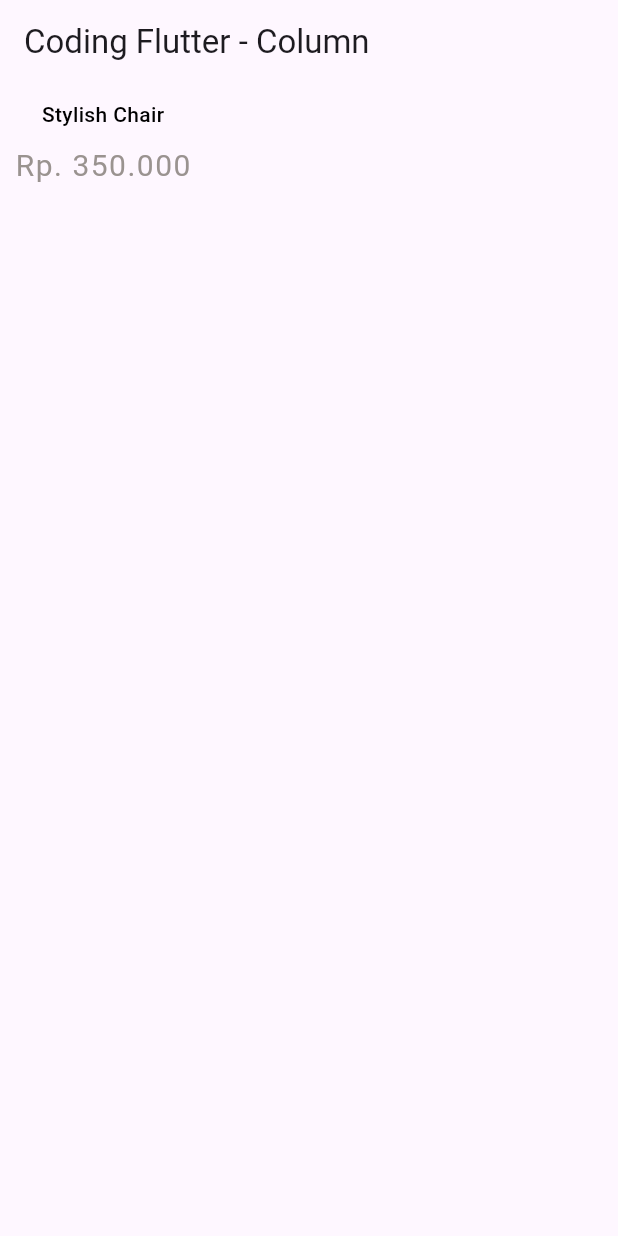
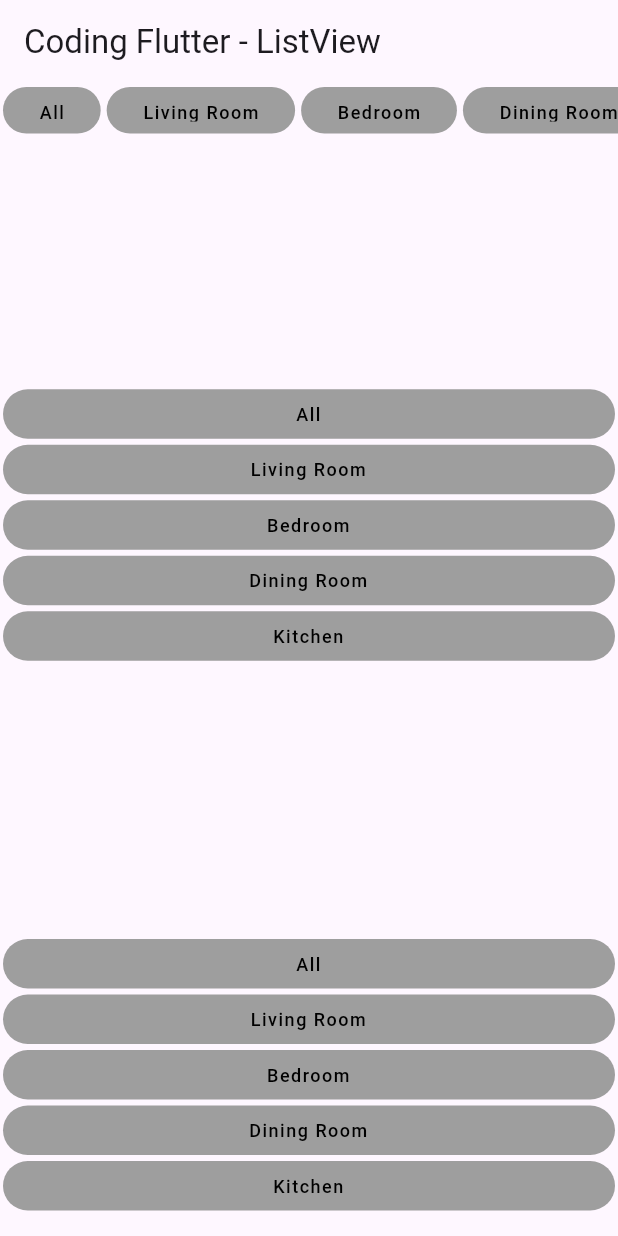
Before and after one commit to khanifzyen/project_pertama, a Flutter app: the screen it shows after launch, on a phone screen of 412 x 824 dp. Run offline on Flutter 3.47's test engine with Material 3 defaults, Android fonts, the light colour scheme and no system bars.

Commit message:
add row, listview

```diff
--- /dev/null
+++ b/lib/lessons/listview.dart
@@ -0,0 +1,94 @@
+import 'package:flutter/material.dart';
+
+class MyListView extends StatelessWidget {
+  MyListView({super.key});
+
+  final List<String> categories = [
+    "All",
+    "Living Room",
+    "Bedroom",
+    "Dining Room",
+    "Kitchen"
+  ];
+
+  @override
+  Widget build(BuildContext context) {
+    return Scaffold(
+      appBar: AppBar(
+        title: const Text("Coding Flutter - ListView"),
+      ),
+      body: Column(
+        mainAxisAlignment: MainAxisAlignment.spaceBetween,
+        children: [
+          SizedBox(
+            height: 35,
+            child: CustomListView(
+              categories: categories,
+              scrollDirection: Axis.horizontal,
+            ),
+          ),
+          SizedBox(
+            height: 200,
+            child: CustomListView(
+              categories: categories,
+              scrollDirection: Axis.vertical,
+            ),
+          ),
+          SizedBox(
+            height: 200,
+            child: CustomListView(
+              categories: categories,
+              scrollDirection: Axis.vertical,
+            ),
+          ),
+        ],
+      ),
+    );
+  }
+}
+
+class CustomListView extends StatelessWidget {
+  const CustomListView({
+    super.key,
+    required this.categories,
+    required this.scrollDirection,
+  });
+
+  final List<String> categories;
+  final Axis scrollDirection;
+
+  @override
+  Widget build(BuildContext context) {
+    return ListView(
+      scrollDirection: scrollDirection,
+      children: List.generate(
+        categories.length,
+        (index) {
+          return GestureDetector(
+            onTap: () {},
+            child: AnimatedContainer(
+              duration: const Duration(milliseconds: 150),
+              decoration: BoxDecoration(
+                borderRadius: BorderRadius.circular(20),
+                color: Colors.grey,
+              ),
+              padding: const EdgeInsets.symmetric(
+                horizontal: 24,
+                vertical: 8,
+              ),
+              margin: const EdgeInsets.symmetric(horizontal: 2, vertical: 2),
+              child: Text(categories[index],
+                  textAlign: TextAlign.center,
+                  style: const TextStyle(
+                    fontSize: 12,
+                    color: Colors.black,
+                    fontWeight: FontWeight.w500,
+                    letterSpacing: 1,
+                  )),
+            ),
+          );
+        },
+      ),
+    );
+  }
+}
--- a/lib/main.dart
+++ b/lib/main.dart
@@ -5,6 +5,8 @@ import 'package:project_pertama/lessons/column.dart';
 import 'package:project_pertama/lessons/container.dart';
 import 'package:project_pertama/lessons/icon.dart';
 import 'package:project_pertama/lessons/image.dart';
+import 'package:project_pertama/lessons/listview.dart';
+import 'package:project_pertama/lessons/row.dart';
 import 'package:project_pertama/lessons/scaffold.dart';
 import 'package:project_pertama/lessons/text.dart';
 
@@ -24,7 +26,7 @@ class MyApp extends StatelessWidget {
         colorScheme: ColorScheme.fromSeed(seedColor: Colors.deepPurple),
         useMaterial3: true,
       ),
-      home: const MyColumn(),
+      home: MyListView(),
     );
   }
 }
```
Also changed, not shown: lib/lessons/row.dart (added, +46 -0 lines).
